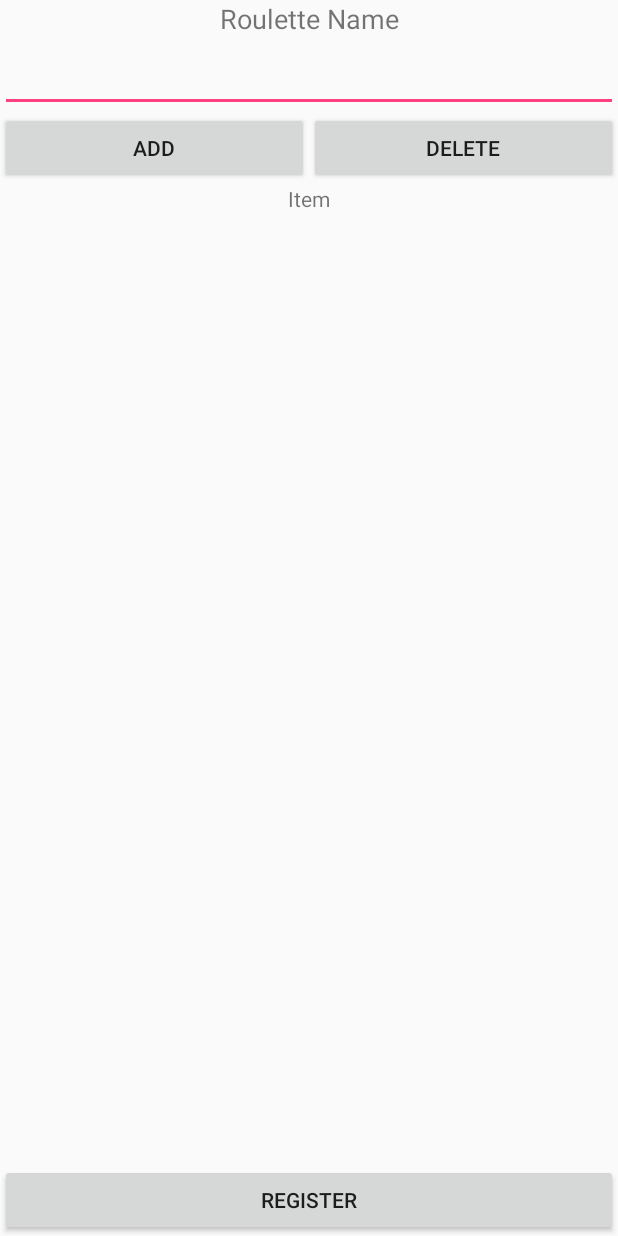
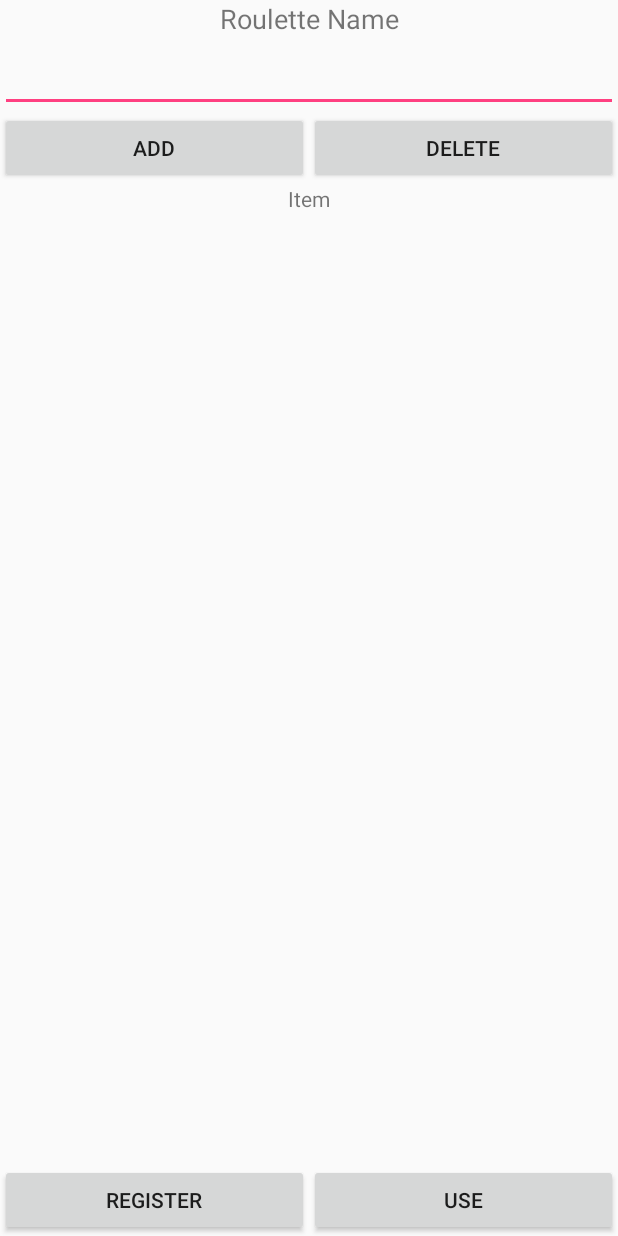
Before and after one commit to tinkai/RouletteCleator, an Android app: the layout activity_edit_roulette.xml on its own in the app's theme, with its tools: preview values and no code run, on a phone screen of 412 x 824 dp. Run offline under Robolectric (Android 15) with nearby library versions, the phone set to English and light mode, and no system bars.

Commit message:
ルーレット画面(MainActivity)に遷移するuseボタンを追加。

```diff
--- a/app/src/main/res/layout/activity_edit_roulette.xml
+++ b/app/src/main/res/layout/activity_edit_roulette.xml
@@ -62,10 +62,26 @@
 
     </ScrollView>
 
-    <Button
-        android:id="@+id/register_button"
+    <LinearLayout
         android:layout_width="match_parent"
         android:layout_height="wrap_content"
-        android:text="Register"/>
+        android:orientation="horizontal">
+
+        <Button
+            android:id="@+id/register_button"
+            android:layout_width="0dp"
+            android:layout_height="wrap_content"
+            android:layout_weight="1"
+            android:text="Register"/>
+
+        <Button
+            android:id="@+id/use_button"
+            android:layout_width="0dp"
+            android:layout_height="wrap_content"
+            android:layout_weight="1"
+            android:text="Use"/>
+
+    </LinearLayout>
+
 
 </LinearLayout>
```
Also changed, not shown: app/src/main/java/com/tinkai/myroulette/EditRouletteActivity.java (+54 -40 lines).
